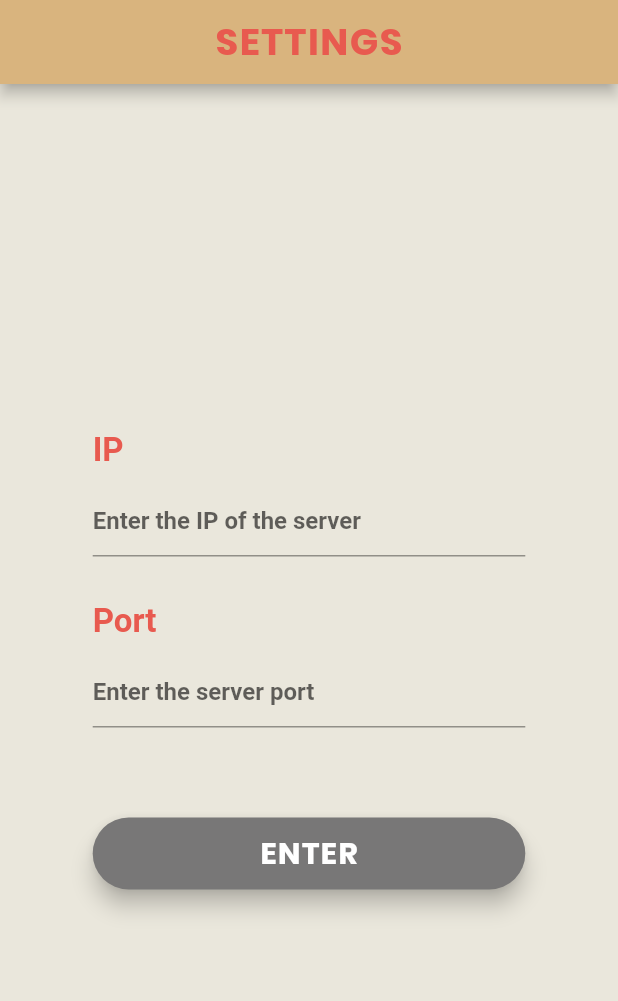
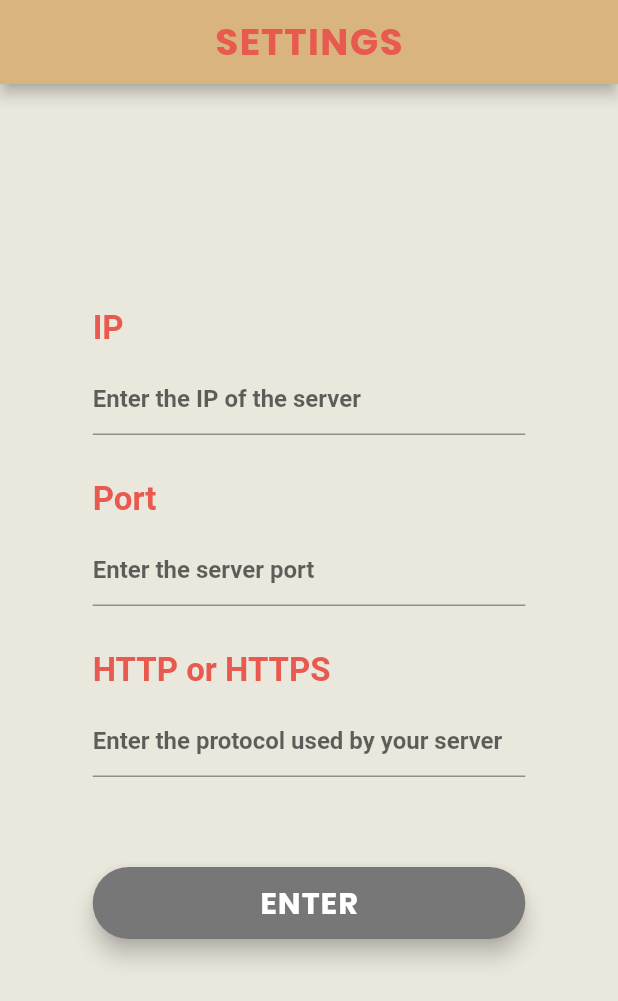
Before and after one commit to teddyedo/Microblog-mobile, a Flutter app: the screen it shows after launch, on a phone screen of 412 x 824 dp. Shown: the top 1001 px of the screen. Run offline on Flutter 3.47's test engine with Material 2 defaults, Android fonts, the light colour scheme and no system bars; accounts and stored records are empty.

```diff
--- a/lib/pages/settings.dart
+++ b/lib/pages/settings.dart
@@ -11,6 +11,8 @@ class _SettingsState extends State<Settings> {
 
   TextEditingController IpController = new TextEditingController();
   TextEditingController PortController = new TextEditingController();
+  TextEditingController ProtocolController = new TextEditingController();
+
 
 
   @override
@@ -31,7 +33,8 @@ class _SettingsState extends State<Settings> {
           backgroundColor: Color.fromRGBO(217, 180, 126, 1),
           centerTitle: true,
         ),
-        body: Row(
+        body: SingleChildScrollView(
+          child: Row(
             children: <Widget>[
               Expanded(child: SizedBox(),
                 flex: 3,),
@@ -41,6 +44,7 @@ class _SettingsState extends State<Settings> {
                   mainAxisAlignment: MainAxisAlignment.center,
                   crossAxisAlignment: CrossAxisAlignment.stretch,
                   children: <Widget>[
+                    SizedBox(height: 150,),
                     Text(
                       'IP ',
                       style: TextStyle(
@@ -106,16 +110,48 @@ class _SettingsState extends State<Settings> {
                         color: Color.fromRGBO(120, 119, 119, 1),
                       ),
                     ),
+                    SizedBox(height: 30,),
+                    Text(
+                      'HTTP or HTTPS ',
+                      style: TextStyle(
+                          color: Color.fromRGBO(232, 90, 79, 1),
+                          fontFamily: 'Roboto',
+                          fontSize: 22,
+                          fontWeight: FontWeight.bold
+                      ),
+                    ),
+                    SizedBox(height: 10),
+                    TextFormField(
+                      controller: ProtocolController,
+                      decoration: InputDecoration(
+                          hintText: 'Enter the protocol used by your server',
+                          focusedBorder: new UnderlineInputBorder(
+                              borderSide: new BorderSide(
+                                  color: Color.fromRGBO(232, 90, 79, 1)
+                              )
+                          )
+                      ),
+                      validator: (value) {
+                        if (value.isEmpty) {
+                          return 'Please enter the name of the protocol used';
+                        }
+                        return null;
+                      },
+                      style: TextStyle(
+                        fontFamily: 'Roboto',
+                        fontWeight: FontWeight.bold,
+                        color: Color.fromRGBO(120, 119, 119, 1),
+                      ),
+                    ),
                     SizedBox(height: 60),
                     FloatingActionButton.extended(
                       onPressed: () {
                         Navigator.popAndPushNamed(context, '/home');
-                      print(IpController.text);
-                      print(PortController.text);
-                      UserServices.IP = IpController.text;
-                      UserServices.Port = PortController.text;
-                      print(UserServices.Port);
-                      print(UserServices.IP);
+
+                        UserServices.ip = IpController.text;
+                        UserServices.port = PortController.text;
+                        UserServices.protocol = ProtocolController.text;
+
                       },
                       backgroundColor: Color.fromRGBO(120, 119, 119, 1),
                       label: Text(
@@ -136,6 +172,7 @@ class _SettingsState extends State<Settings> {
               Expanded(child: SizedBox(),
                 flex: 3,)
             ],
+          ),
         )
     );
   }
--- a/lib/services/UserServices.dart
+++ b/lib/services/UserServices.dart
@@ -6,13 +6,19 @@ import 'package:http/http.dart' as http;
 
 class UserServices {
 
-  static String IP;
-  static String Port;
+  static String ip;
+  static String port;
+  static String protocol;
+  static String token;
 
+  //Get the JWT for future requests
+  static Future<String> getToken(String username, String password)async{
+    http.Response response = await http.get("https://");
+  }
 
   //return the list of the posts
   static Future<String> getPosts() async{
-     http.Response response = await http.get('http://$IP:$Port/Microblog/api/posts');
+     http.Response response = await http.get('$protocol://$ip:$port/Microblog/api/posts');
      Utf8Codec utf8codec = new Utf8Codec();
      String body = utf8codec.decode(response.bodyBytes);
      return body;
@@ -20,7 +26,7 @@ class UserServices {
 
   //return the post with the given id
   static Future<String> getPost(int id) async{
-    http.Response response = await http.get('http://$IP:$Port/Microblog/api/posts/${id.toString()}');
+    http.Response response = await http.get('$protocol://$ip:$port/Microblog/api/posts/${id.toString()}');
     Utf8Codec utf8codec = new Utf8Codec();
     String body = utf8codec.decode(response.bodyBytes);
     return body;
@@ -28,7 +34,7 @@ class UserServices {
 
   //return the list of the comments
   static Future<String> getComments() async{
-    http.Response response = await http.get('http://$IP:$Port/Microblog/api/comments');
+    http.Response response = await http.get('$protocol://$ip:$port/Microblog/api/comments');
     Utf8Codec utf8codec = new Utf8Codec();
     String body = utf8codec.decode(response.bodyBytes);
     return body;
@@ -37,7 +43,7 @@ class UserServices {
 
   //return the comment with the given id
   static Future<String> getComment(String id) async{
-    http.Response response = await http.get('http://$IP:$Port/Microblog/api/comments');
+    http.Response response = await http.get('$protocol://$ip:$port/Microblog/api/comments');
     Utf8Codec utf8codec = new Utf8Codec();
     String body = utf8codec.decode(response.bodyBytes);
     return body;
@@ -48,7 +54,7 @@ class UserServices {
 
     var body = json.encode(postMap);
 
-    http.Response response = await http.post('http://$IP:$Port/Microblog/api/posts',
+    http.Response response = await http.post('$protocol://$ip:$port/Microblog/api/posts',
         headers: {"Content-Type": "application/json"},
         body: body
     );
@@ -58,7 +64,7 @@ class UserServices {
   static void createComment(Map commentMap) async{
     var body = json.encode(commentMap);
 
-    http.Response response = await http.post('http://$IP:$Port/Microblog/api/comments',
+    http.Response response = await http.post('$protocol://$ip:$port/Microblog/api/comments',
         headers: {"Content-Type": "application/json"},
         body: body
     );
```
Also changed, not shown: lib/services/CommentServices.dart (added), lib/services/PostServices.dart (added). Lines whose indentation alone changed are shown as unchanged.
